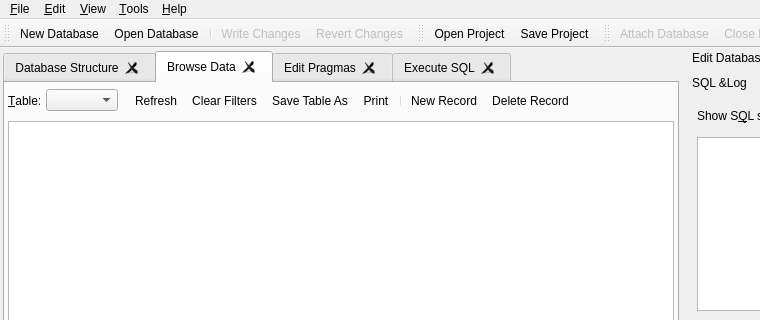
This is src/MainWindow.ui in sqlitebrowser/sqlitebrowser as Qt 5 draws it before an edit; both pictures show x 0 to 760 and y 0 to 320 of the 1037 by 630 pixel window. The edited form follows.
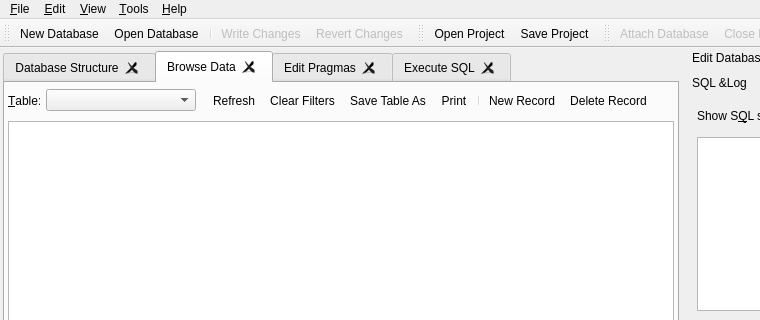
This is the edited form. The open tabs and pages were chosen to show the change. Icons and pictures are not drawn. Custom widgets are drawn as their Qt base class.

Commit message:
Set a minimum size for the Browse Table combo-box
See issue #1965

What changed in the file:
```diff
--- a/src/MainWindow.ui
+++ b/src/MainWindow.ui
@@ -150,6 +150,12 @@
           </item>
           <item>
            <widget class="QComboBox" name="comboBrowseTable">
+            <property name="minimumSize">
+             <size>
+              <width>150</width>
+              <height>0</height>
+             </size>
+            </property>
             <property name="toolTip">
              <string>Select a table to browse data</string>
             </property>
```
